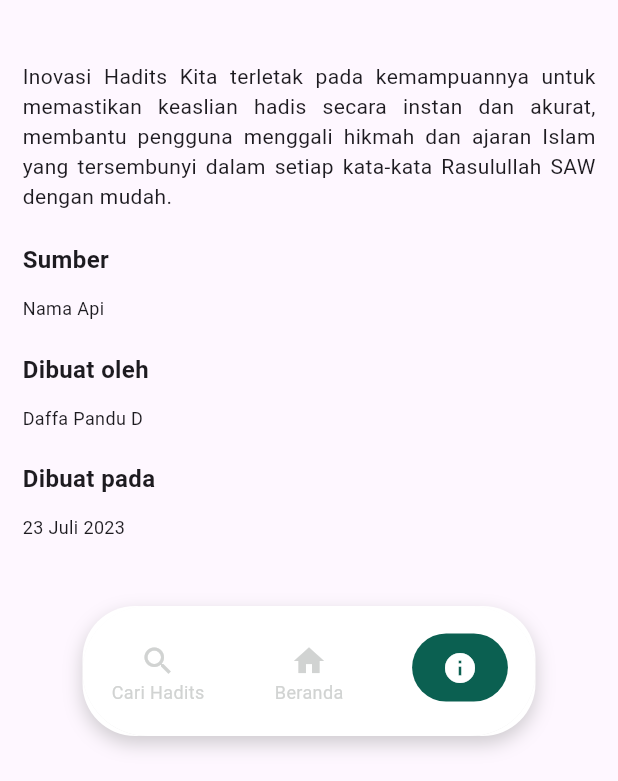
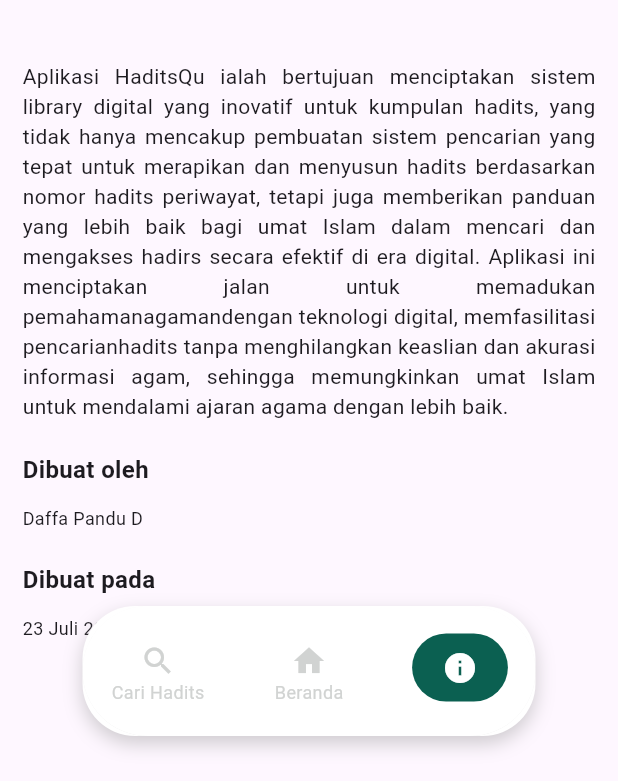
Before and after one commit to pandroe/haditsku, a Flutter app: the screen it shows after launch, item 3 of the bottom bar chosen, on a phone screen of 412 x 824 dp, the part 455-1236 px from its top. Run offline on Flutter 3.47's test engine with Material 3 defaults, Android fonts, the phone set to English and light mode, and no system bars.

Commit message:
change teks about apps

```diff
--- a/lib/views/about_screen/views/about_screen.dart
+++ b/lib/views/about_screen/views/about_screen.dart
@@ -45,16 +45,9 @@
             ),
             SizedBox(height: constant.size.height * 0.050),
             Text(
-                '''Inovasi Hadits Kita terletak pada kemampuannya untuk memastikan keaslian hadis secara instan dan akurat, membantu pengguna menggali hikmah dan ajaran Islam yang tersembunyi dalam setiap kata-kata Rasulullah SAW dengan mudah.''',
+                '''Aplikasi HaditsQu ialah bertujuan menciptakan sistem library digital yang inovatif untuk kumpulan hadits, yang tidak hanya mencakup pembuatan sistem pencarian yang tepat untuk merapikan dan menyusun hadits berdasarkan nomor hadits periwayat, tetapi juga memberikan panduan yang lebih baik bagi umat Islam dalam mencari dan mengakses hadirs secara efektif di era digital. Aplikasi ini menciptakan jalan untuk memadukan pemahamanagamandengan teknologi digital, memfasilitasi pencarianhadits tanpa menghilangkan keaslian dan akurasi informasi agam, sehingga memungkinkan umat Islam untuk mendalami ajaran agama dengan lebih baik.''',
                 textAlign: TextAlign.justify,
                 style: TextStyle(fontSize: Constant.fontSemiSmall)),
-            SizedBox(height: constant.size.height * 0.025),
-            Text('Sumber',
-                style: TextStyle(
-                    fontWeight: FontWeight.bold,
-                    fontSize: Constant.fontSemiRegular)),
-            SizedBox(height: constant.size.height * 0.015),
-            Text('Nama Api', style: TextStyle(fontSize: Constant.fontSmall)),
             SizedBox(height: constant.size.height * 0.025),
             Text('Dibuat oleh',
                 style: TextStyle(
```
